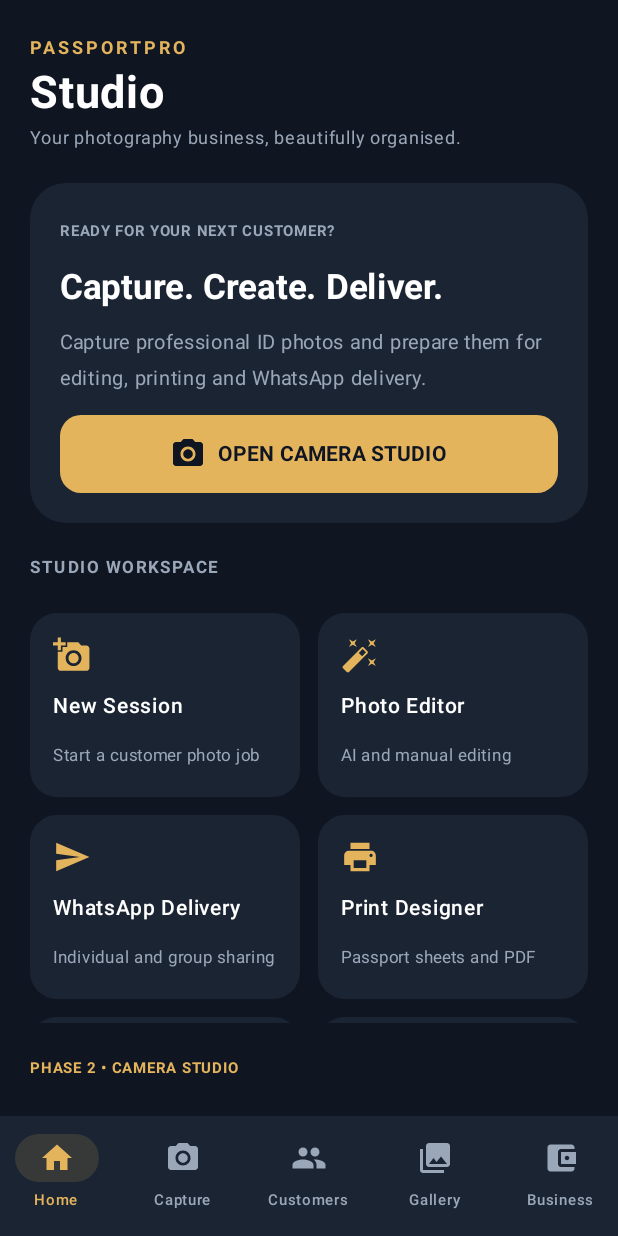
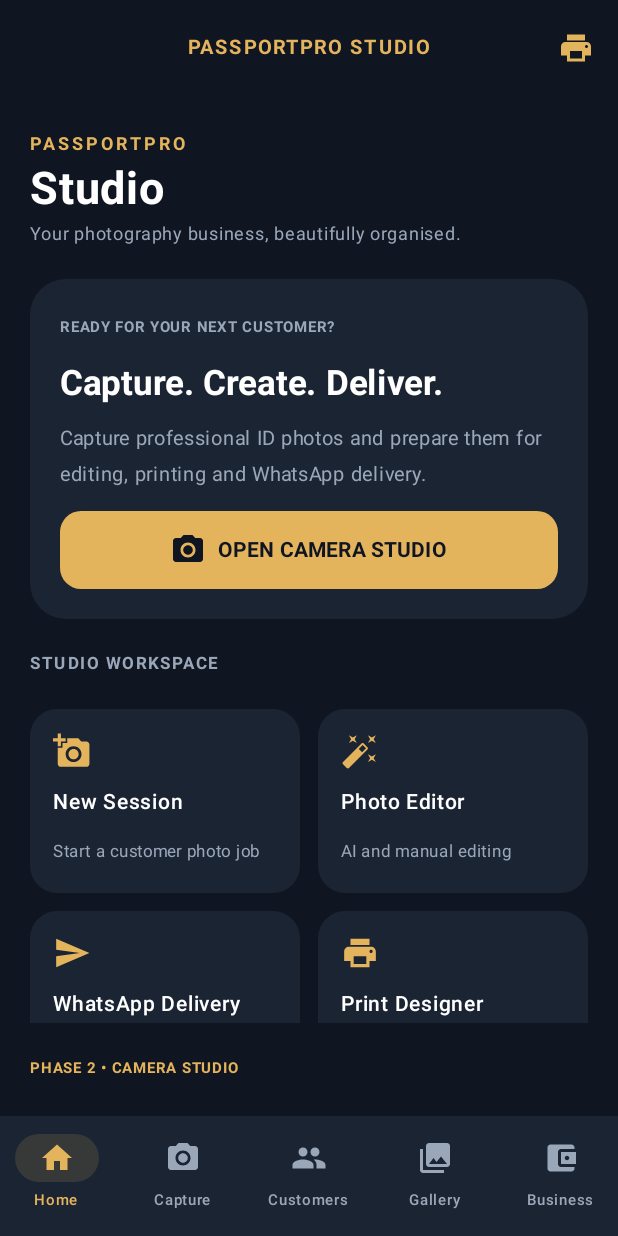
Before and after one commit to sdordzie/PassportStudio-SKD, an Android app built with Jetpack Compose: the screen it shows after launch (MainActivity), on a phone screen of 412 x 824 dp. Run offline under Robolectric (Android 15) with nearby library versions, the phone set to English and light mode, and no system bars; libraries missing offline, so code that uses them is left out: androidx.camera.core, androidx.camera.lifecycle, androidx.camera.view, com.google.mlkit.vision.

Commit message:
Fix top app bar syntax and activate dashboard navigation cards

```diff
--- a/AndroidNative/app/src/main/java/gh/com/bigsammy/passportpro/MainActivity.kt
+++ b/AndroidNative/app/src/main/java/gh/com/bigsammy/passportpro/MainActivity.kt
@@ -72,7 +72,15 @@ class MainActivity : ComponentActivity() {
 private fun PassportProApp() {
     var tab by remember { mutableStateOf("Home") }
     MaterialTheme(colorScheme = darkColorScheme(primary = Gold, background = Ink, surface = Panel, onBackground = Color.White, onSurface = Color.White)) {
-        Scaffold(containerColor = Ink, topBar = {\n            CenterAlignedTopAppBar(\n                title = { Text("PASSPORTPRO STUDIO", color = Gold, fontSize = 13.sp, fontWeight = FontWeight.Bold, letterSpacing = 1.4.sp) },\n                actions = {\n                    IconButton(onClick = { tab = "Print" }) { Icon(Icons.Default.Print, contentDescription = "Open Print Designer", tint = Gold) }\n                },\n                colors = TopAppBarDefaults.centerAlignedTopAppBarColors(containerColor = Ink)\n            )\n        }, bottomBar = {
+        Scaffold(containerColor = Ink, topBar = {
+            CenterAlignedTopAppBar(
+                title = { Text("PASSPORTPRO STUDIO", color = Gold, fontSize = 13.sp, fontWeight = FontWeight.Bold, letterSpacing = 1.4.sp) },
+                actions = {
+                    IconButton(onClick = { tab = "Print" }) { Icon(Icons.Default.Print, contentDescription = "Open Print Designer", tint = Gold) }
+                },
+                colors = TopAppBarDefaults.centerAlignedTopAppBarColors(containerColor = Ink)
+            )
+        }, bottomBar = {
             NavigationBar(containerColor = Panel) {
                 listOf("Home" to Icons.Default.Home, "Capture" to Icons.Default.CameraAlt, "Customers" to Icons.Default.People, "Gallery" to Icons.Default.PhotoLibrary, "Business" to Icons.Default.AccountBalanceWallet).forEach { (label, icon) ->
                     NavigationBarItem(selected = tab == label, onClick = { tab = label }, icon = { Icon(icon, contentDescription = label) }, label = { Text(label, fontSize = 10.sp) }, colors = NavigationBarItemDefaults.colors(selectedIconColor = Gold, selectedTextColor = Gold, indicatorColor = Gold.copy(alpha = .14f), unselectedIconColor = Muted, unselectedTextColor = Muted))
@@ -123,7 +131,7 @@ private fun Dashboard(modifier: Modifier, onCapture: () -> Unit, onNavigate: (St
         Text("STUDIO WORKSPACE", color = Muted, fontSize = 11.sp, fontWeight = FontWeight.Bold, letterSpacing = 1.5.sp)
         LazyVerticalGrid(columns = GridCells.Fixed(2), modifier = Modifier.weight(1f), verticalArrangement = Arrangement.spacedBy(12.dp), horizontalArrangement = Arrangement.spacedBy(12.dp)) {
             items(tools) { tool ->
-                Surface(color = Panel, shape = RoundedCornerShape(18.dp), modifier = Modifier.fillMaxWidth()) {
+                Surface(onClick = { onNavigate(tool.destination) }, color = Panel, shape = RoundedCornerShape(18.dp), modifier = Modifier.fillMaxWidth()) {
                     Column(Modifier.padding(15.dp), verticalArrangement = Arrangement.spacedBy(9.dp)) {
                         Icon(tool.icon, null, tint = Gold, modifier = Modifier.size(25.dp))
                         Text(tool.title, color = Color.White, fontWeight = FontWeight.SemiBold, fontSize = 14.sp)
```
